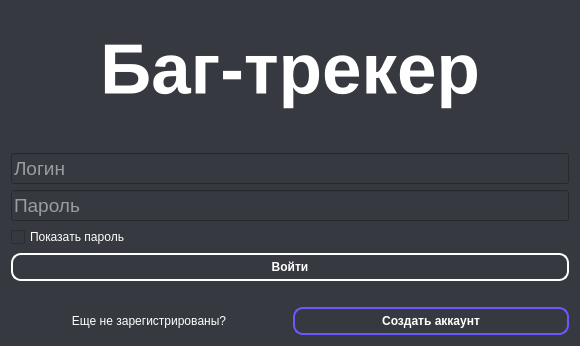
ArtShibaev/Bugtracker, file interfaces/login_form.ui: the form before one commit.
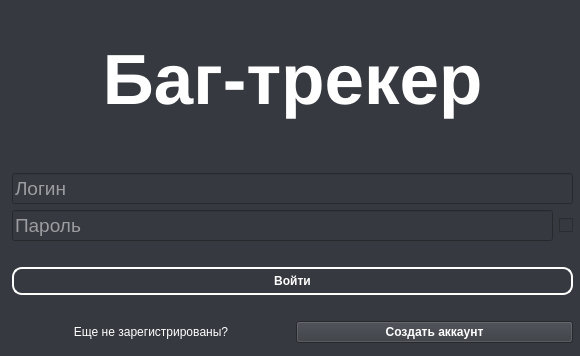
The form after the commit.

Commit message: Изменен дизайн CheckBox, который отвечает за скрытие/показ пароля. Слегка изменен интерфейс страницы входа.

The edit to the form file:
```diff
--- a/interfaces/login_form.ui
+++ b/interfaces/login_form.ui
@@ -7,7 +7,7 @@
     <x>0</x>
     <y>0</y>
     <width>580</width>
-    <height>346</height>
+    <height>356</height>
    </rect>
   </property>
   <property name="maximumSize">
@@ -43,8 +43,15 @@
    <string notr="true">background-color: #36393f;
 color: white;</string>
   </property>
-  <layout class="QGridLayout" name="gridLayout_3">
-   <item row="1" column="0">
+  <widget class="QWidget" name="">
+   <property name="geometry">
+    <rect>
+     <x>12</x>
+     <y>12</y>
+     <width>561</width>
+     <height>331</height>
+    </rect>
+   </property>
     <layout class="QVBoxLayout" name="verticalLayout">
      <item>
       <widget class="QLabel" name="label_main_page">
@@ -118,7 +125,12 @@
       </widget>
      </item>
      <item>
+     <layout class="QGridLayout" name="gridLayout">
+      <item row="0" column="0">
       <widget class="QLineEdit" name="input_password">
+        <property name="enabled">
+         <bool>true</bool>
+        </property>
        <property name="font">
         <font>
          <pointsize>14</pointsize>
@@ -135,12 +147,18 @@
 border-color: rgb(130, 118, 255);
 }</string>
        </property>
+        <property name="echoMode">
+         <enum>QLineEdit::Password</enum>
+        </property>
        <property name="placeholderText">
         <string>Пароль</string>
        </property>
-      </widget>
-     </item>
-     <item>
+        <property name="clearButtonEnabled">
+         <bool>false</bool>
+        </property>
+       </widget>
+      </item>
+      <item row="0" column="1">
       <widget class="QCheckBox" name="show_password">
        <property name="enabled">
         <bool>true</bool>
@@ -161,7 +179,7 @@
         <string notr="true"/>
        </property>
        <property name="text">
-        <string>Показать пароль</string>
+         <string/>
        </property>
        <property name="checkable">
         <bool>true</bool>
@@ -171,6 +189,21 @@
        </property>
       </widget>
      </item>
+     </layout>
+    </item>
+    <item>
+     <spacer name="horizontalSpacer_3">
+      <property name="orientation">
+       <enum>Qt::Horizontal</enum>
+      </property>
+      <property name="sizeHint" stdset="0">
+       <size>
+        <width>40</width>
+        <height>20</height>
+       </size>
+      </property>
+     </spacer>
+    </item>
      <item>
       <widget class="QPushButton" name="login_button">
        <property name="font">
@@ -231,7 +264,10 @@
          <property name="styleSheet">
           <string notr="true">border: 2px solid rgb(107, 89, 255);
 padding: 5px;
-border-radius: 10px;</string>
+border-radius: 10px;
+
+
+hover{background: #5D26C1;}</string>
          </property>
          <property name="text">
           <string>Создать аккаунт</string>
@@ -241,9 +277,13 @@
       </layout>
      </item>
     </layout>
-   </item>
-  </layout>
- </widget>
+  </widget>
+ </widget>
+ <tabstops>
+  <tabstop>input_login</tabstop>
+  <tabstop>login_button</tabstop>
+  <tabstop>register_button</tabstop>
+ </tabstops>
  <resources/>
  <connections/>
 </ui>
```
Left out of the diff: 9 changed lines with no effect on the pictures. Lines whose indentation alone changed are shown as unchanged. The commit also changes 3 other files.
